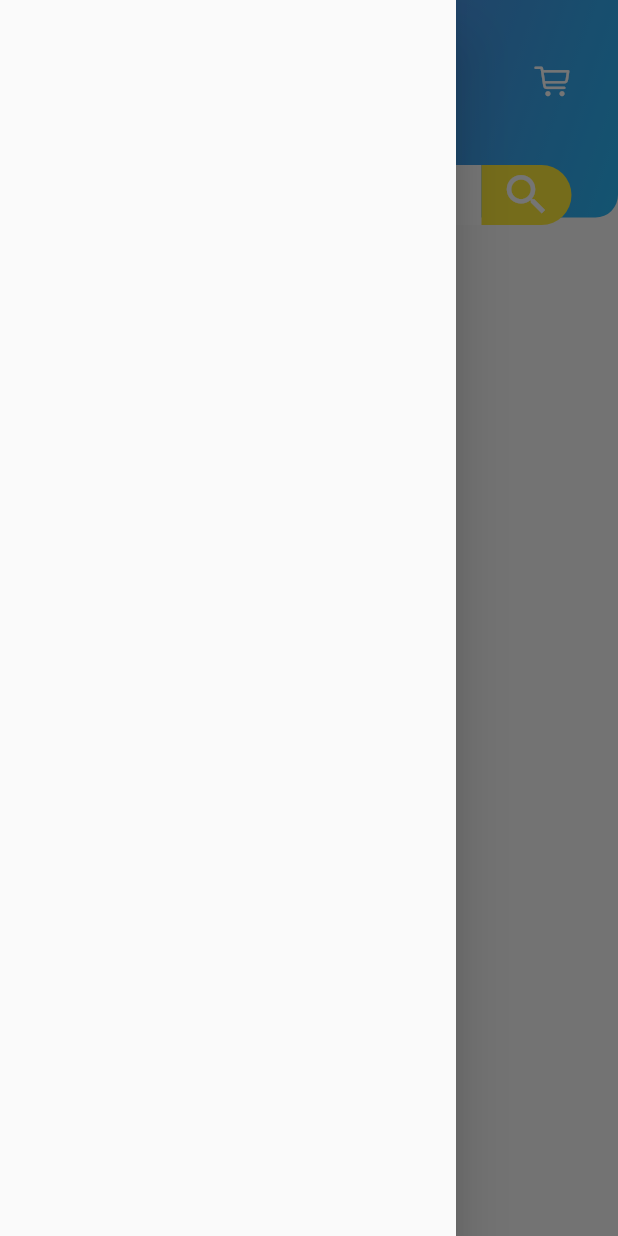
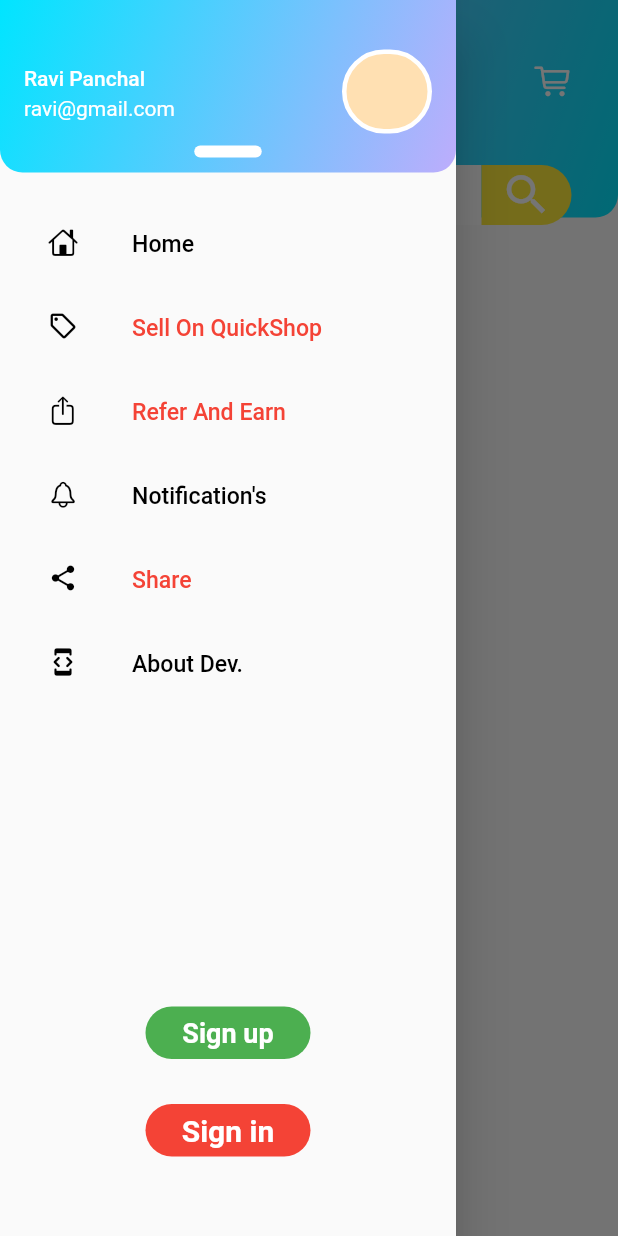
Before and after one commit to panchalravi004/QuickShop, a Flutter app: the HomePage screen opened by its route, with the side drawer open, on a phone screen of 412 x 824 dp. Run offline on Flutter 3.47's test engine with Material 2 defaults, Android fonts, the phone set to English and light mode, and no system bars; our stand-ins replace cloud_firestore, firebase_auth, firebase_core; accounts and stored records are empty.

Commit message:
Day5 With App Drawer Completed

```diff
--- a/lib/pages/home_page.dart
+++ b/lib/pages/home_page.dart
@@ -1,9 +1,11 @@
 // ignore_for_file: prefer_const_constructors, prefer_const_literals_to_create_immutables, override_on_non_overriding_member
 // import 'package:flutter/cupertino.dart';
+
 import 'package:flutter/material.dart';
 import 'package:quick_shop/widget/app_bar.dart';
+import 'package:quick_shop/widget/app_drawer.dart';
 
-class HomePage extends StatefulWidget{
+class HomePage extends StatefulWidget {
   const HomePage({Key? key}) : super(key: key);
 
   @override
@@ -11,15 +13,13 @@
 }
 
 class _HomePageState extends State<HomePage> {
-  Color c1 = Color(0xFF7E57C2);
-  Color c2 = Color(0xFF29B6F6);
 
   @override
   Widget build(BuildContext context) {
     return Scaffold(
       extendBodyBehindAppBar: true,
       appBar: MyAppBar(),
-      drawer: Drawer(),
+      drawer: MyAppDrawer(),
     );
   }
 }
--- a/lib/widget/app_bar.dart
+++ b/lib/widget/app_bar.dart
@@ -17,6 +17,8 @@
 
   Color c1 = Color(0xFF7E57C2);
   Color c2 = Color(0xFF29B6F6);
+  Color c3 = Color.fromARGB(255, 189, 173, 252);
+  Color c4 = Color.fromARGB(255, 0, 229, 255);
 
   @override
   Widget build(BuildContext context) {
@@ -32,7 +34,7 @@
             bottomRight: Radius.circular(15),
           ),
           gradient: LinearGradient(
-              colors: [c1, c2],
+              colors: [c3, c4],
               begin: Alignment.topLeft,
               end: Alignment.bottomRight),
         ),
--- /dev/null
+++ b/lib/widget/app_drawer.dart
@@ -0,0 +1,90 @@
+// ignore_for_file: prefer_const_constructors, prefer_const_literals_to_create_immutables
+
+//import 'package:flutter/cupertino.dart';
+import 'package:flutter/material.dart';
+import 'package:quick_shop/widget/drawer/when_login.dart';
+import 'package:quick_shop/widget/drawer/without_login.dart';
+
+class MyAppDrawer extends StatefulWidget {
+  const MyAppDrawer({Key? key}) : super(key: key);
+
+  @override
+  _MyAppDrawerState createState() => _MyAppDrawerState();
+}
+
+class _MyAppDrawerState extends State<MyAppDrawer> {
+  Color c2 = Color.fromARGB(255, 189, 173, 252);
+  Color c1 = Color.fromARGB(255, 0, 229, 255);
+  @override
+  Widget build(BuildContext context) {
+    return Drawer(
+      child: ListView(
+        padding: EdgeInsets.zero,
+        children: [
+          Padding(
+            padding: const EdgeInsets.only(bottom: 20),
+            child: Container(
+              height: 115,
+              decoration: BoxDecoration(
+                  color: Colors.blue,
+                  borderRadius: BorderRadius.only(
+                    bottomLeft: Radius.circular(15),
+                    bottomRight: Radius.circular(15),
+                  ),
+                  gradient: LinearGradient(
+                      colors: [c1, c2],
+                      begin: Alignment.topLeft,
+                      end: Alignment.bottomRight)),
+              child: Padding(
+                padding: const EdgeInsets.only(
+                  top: 15,
+                ),
+                child: Column(
+                  mainAxisAlignment: MainAxisAlignment.center,
+                  children: [
+                    ListTile(
+                      title: Text(
+                        "Ravi Panchal",
+                        style: TextStyle(color: Colors.white),
+                      ),
+                      subtitle: Text(
+                        "ravi@gmail.com",
+                        style: TextStyle(color: Colors.white),
+                      ),
+                      trailing: Container(
+                        width: 60,
+                        height: 60,
+                        decoration: BoxDecoration(
+                            color: Colors.orange[100],
+                            border: Border.all(
+                              color: Colors.white,
+                              width: 3,
+                            ),
+                            borderRadius: BorderRadius.circular(50)),
+                      ),
+                    ),
+                    Container(
+                      width: 45,
+                      height: 8,
+                      decoration: BoxDecoration(
+                          color: Colors.white,
+                          borderRadius: BorderRadius.circular(10)),
+                    )
+                  ],
+                ),
+              ),
+            ),
+          ),
+          //All Menu Is Start From here
+          SingleChildScrollView(
+            scrollDirection: Axis.vertical,
+            child: Padding(
+              padding: const EdgeInsets.symmetric(horizontal: 16),
+              child: WithOutLogin(),
+            ),
+          )
+        ],
+      ),
+    );
+  }
+}
--- /dev/null
+++ b/lib/widget/drawer/without_login.dart
@@ -0,0 +1,106 @@
+// ignore_for_file: prefer_const_literals_to_create_immutables, prefer_const_constructors
+
+import 'package:flutter/cupertino.dart';
+import 'package:flutter/material.dart';
+
+class WithOutLogin extends StatefulWidget {
+  const WithOutLogin({Key? key}) : super(key: key);
+
+  @override
+  _WithOutLoginState createState() => _WithOutLoginState();
+}
+
+class _WithOutLoginState extends State<WithOutLogin> {
+
+  @override
+  Widget build(BuildContext context) {
+    return Column(
+      children: [
+        ListTile(
+          leading: Icon(
+            CupertinoIcons.home,
+            color: Colors.black,
+            size: 20,
+          ),
+          title: Text("Home",
+              textScaleFactor: 1.1, style: TextStyle(color: Colors.black)),
+        ),
+        ListTile(
+          leading: Icon(
+            Icons.sell_outlined,
+            color: Colors.black,
+            size: 20,
+          ),
+          title: Text("Sell On QuickShop",
+              textScaleFactor: 1.1, style: TextStyle(color: Colors.red)),
+        ),
+        ListTile(
+          leading: Icon(
+            CupertinoIcons.share_up,
+            color: Colors.black,
+            size: 20,
+          ),
+          title: Text("Refer And Earn",
+              textScaleFactor: 1.1, style: TextStyle(color: Colors.red)),
+        ),
+        ListTile(
+          leading: Icon(
+            CupertinoIcons.bell,
+            color: Colors.black,
+            size: 20,
+          ),
+          title: Text("Notification's",
+              textScaleFactor: 1.1, style: TextStyle(color: Colors.black)),
+        ),
+        ListTile(
+          leading: Icon(
+            Icons.share,
+            color: Colors.black,
+            size: 20,
+          ),
+          title: Text("Share",
+              textScaleFactor: 1.1, style: TextStyle(color: Colors.red)),
+        ),
+        ListTile(
+          leading: Icon(
+            Icons.developer_mode_rounded,
+            color: Colors.black,
+            size: 20,
+          ),
+          title: Text("About Dev.",
+              textScaleFactor: 1.1, style: TextStyle(color: Colors.black)),
+        ),
+        SizedBox(height: 200,),
+        Container(
+          width: 110,
+          height: 35,
+          decoration: BoxDecoration(
+            color: Colors.green,
+            borderRadius: BorderRadius.circular(40),
+          ),
+          child: Center(
+              child: Text("Sign up",
+                  style: TextStyle(
+                      fontSize: 18,
+                      color: Colors.white,
+                      fontWeight: FontWeight.bold))),
+        ),
+        SizedBox(height: 30,),
+        Container(
+          width: 110,
+          height: 35,
+          decoration: BoxDecoration(
+            color: Colors.red[500],
+            borderRadius: BorderRadius.circular(40),
+          ),
+          child: Center(
+              child: Text("Sign in",
+                  style: TextStyle(
+                      fontSize: 20,
+                      color: Colors.white,
+                      fontWeight: FontWeight.bold))),
+        )
+      ],
+    );
+  }
+}
```
Also changed, not shown: lib/widget/drawer/when_login.dart (added, +138 -0 lines).
